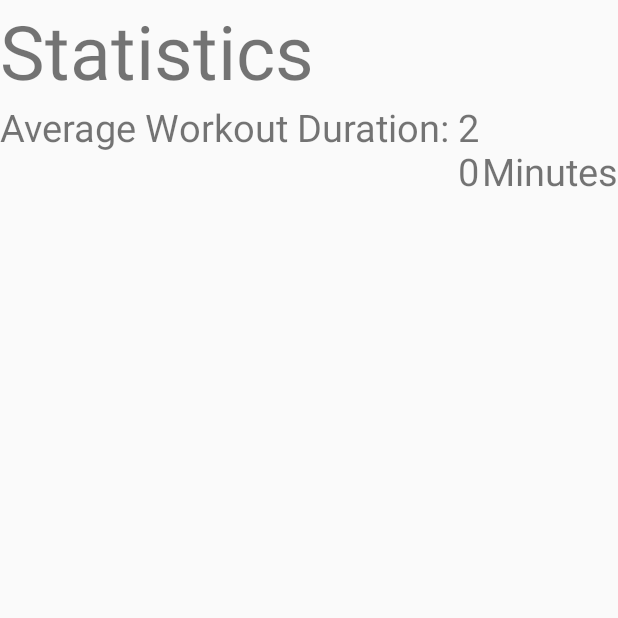
After one commit to Thamira2001/New-repo, an Android app: the StatisticsActivity screen opened directly, with no data from a screen before it, on a phone screen of 412 x 824 dp, the top half of it. The commit adds this screen. Run offline under Robolectric (Android 15) with nearby library versions, the phone set to English and light mode, and no system bars.

Commit message:
Added stats page (replaced StartWorkout)

```diff
--- /dev/null
+++ b/app/src/main/java/comp3350/srsys/business/Statistics.java
@@ -0,0 +1,26 @@
+package comp3350.srsys.business;
+
+import java.util.List;
+
+import comp3350.srsys.objects.Workout;
+
+public class Statistics {
+
+    AccessWorkouts accessWorkouts;
+    List<Workout> workoutList;
+
+    public Statistics() {
+        accessWorkouts = new AccessWorkouts();
+        workoutList = accessWorkouts.getWorkouts();
+    }
+
+    // calculate average workout duration
+    public int averageWorkoutDurationMin() {
+        int durationSec = 0;
+        for(int i = 0; i < workoutList.size(); i++) {
+            Workout w = workoutList.get(i);
+            durationSec += (int)(w.getEndTimeSec() - w.getStartTimeSec());
+        }
+        return durationSec/workoutList.size()/60;
+    }
+}
--- a/app/src/main/java/comp3350/srsys/persistence/stubs/WorkoutPersistenceStub.java
+++ b/app/src/main/java/comp3350/srsys/persistence/stubs/WorkoutPersistenceStub.java
@@ -30,8 +30,8 @@ public class WorkoutPersistenceStub implements WorkoutPersistence {
         eList2.add(e3);
         Routine r2 = new Routine("r2", eList2);
 
-        workouts.add(new Workout(r1));
-        workouts.add(new Workout(r2));
+        workouts.add(new Workout(r1, 0, 60*30));
+        workouts.add(new Workout(r2, 0, 60*10));
     }
 
     @Override
--- /dev/null
+++ b/app/src/main/java/comp3350/srsys/presentation/StatisticsActivity.java
@@ -0,0 +1,31 @@
+package comp3350.srsys.presentation;
+
+
+import android.app.Activity;
+import android.os.Bundle;
+import android.widget.EditText;
+import android.widget.LinearLayout;
+import android.widget.TextView;
+
+import comp3350.srsys.R;
+import comp3350.srsys.business.Statistics;
+
+public class StatisticsActivity extends Activity {
+
+    Statistics statistics;
+
+    @Override
+    protected void onCreate(Bundle savedInstanceState) {
+        super.onCreate(savedInstanceState);
+        setContentView(R.layout.activity_statistics);
+
+        statistics = new Statistics();
+        int awdValue = statistics.averageWorkoutDurationMin();
+
+        TextView editText = (TextView)findViewById(R.id.averageWorkoutDurValue);
+        editText.setText(Integer.toString(awdValue));
+
+    }
+
+
+}
--- a/app/src/main/res/layout/activity_home.xml
+++ b/app/src/main/res/layout/activity_home.xml
@@ -34,8 +34,8 @@
             android:layout_width="fill_parent"
             android:layout_height="wrap_content"
             android:layout_marginTop="60dp"
-            android:onClick="buttonStartWorkoutOnClick"
-            android:text="Start Workout" />
+            android:onClick="buttonStatisticsOnClick"
+            android:text="Statistics" />
 
         <Button
             android:id="@+id/buttonGraph"
--- /dev/null
+++ b/app/src/main/res/layout/activity_statistics.xml
@@ -0,0 +1,53 @@
+<?xml version="1.0" encoding="utf-8"?>
+<androidx.constraintlayout.widget.ConstraintLayout xmlns:android="http://schemas.android.com/apk/res/android"
+    xmlns:app="http://schemas.android.com/apk/res-auto"
+    xmlns:tools="http://schemas.android.com/tools"
+    android:layout_width="match_parent"
+    android:layout_height="match_parent"
+    tools:context=".presentation.StatisticsActivity">
+
+
+    <LinearLayout
+        android:layout_width="match_parent"
+        android:layout_height="match_parent"
+        android:orientation="vertical">
+
+        <TextView
+            android:id="@+id/statisticsText"
+            android:layout_width="match_parent"
+            android:layout_height="wrap_content"
+            android:text="Statistics"
+            android:textSize="50dp" />
+
+        <LinearLayout
+            android:layout_width="match_parent"
+            android:layout_height="match_parent"
+            android:orientation="horizontal">
+
+            <TextView
+                android:id="@+id/textView2"
+                android:layout_width="wrap_content"
+                android:layout_height="wrap_content"
+                android:text="Average Workout Duration: "
+                android:textSize="25dp" />
+
+            <TextView
+                android:id="@+id/averageWorkoutDurValue"
+                android:layout_width="wrap_content"
+                android:layout_height="wrap_content"
+                android:layout_weight="1"
+                android:textSize="25dp"
+                android:text="100" />
+
+            <TextView
+                android:id="@+id/min"
+                android:layout_width="wrap_content"
+                android:layout_height="wrap_content"
+                android:layout_weight="1"
+                android:textSize="25dp"
+                android:text="  Minutes" />
+        </LinearLayout>
+
+    </LinearLayout>
+
+</androidx.constraintlayout.widget.ConstraintLayout>
```
Also changed, not shown: app/src/main/AndroidManifest.xml (+1 -29 lines), app/src/main/java/comp3350/srsys/objects/Workout.java (+14 -9 lines), app/src/main/java/comp3350/srsys/presentation/HomeActivity.java (+4 -4 lines), app/src/main/java/comp3350/srsys/presentation/StartWorkoutActivity.java (deleted, +0 -20 lines), app/src/main/res/layout/activity_start_workout.xml (deleted, +0 -9 lines).
